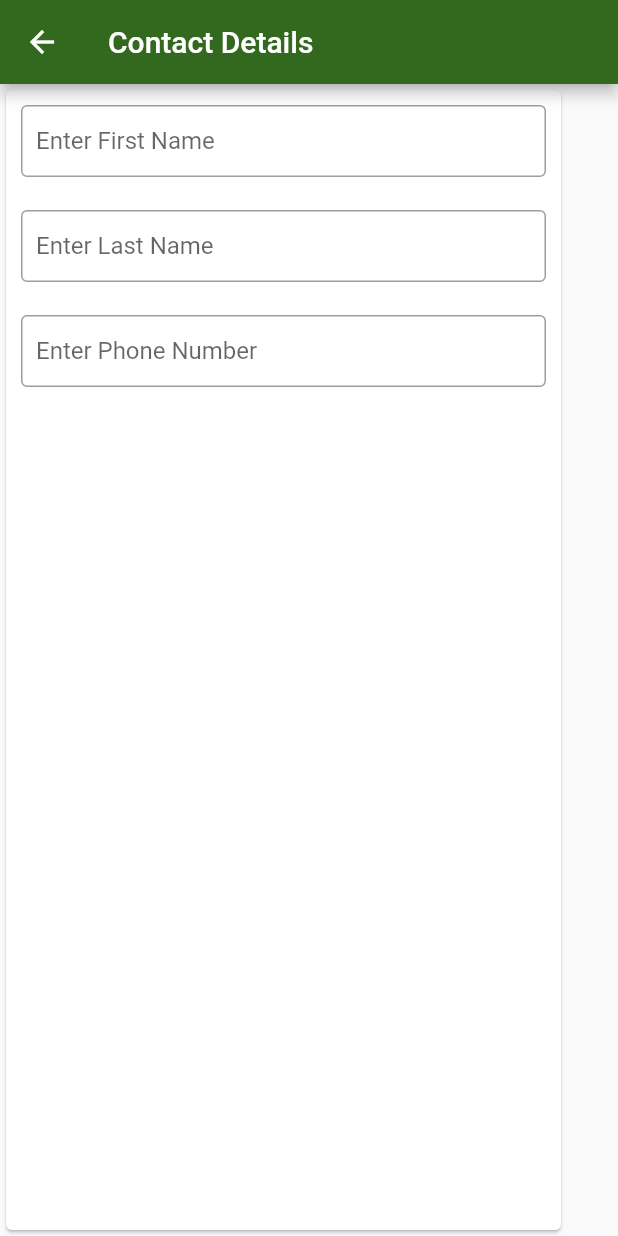
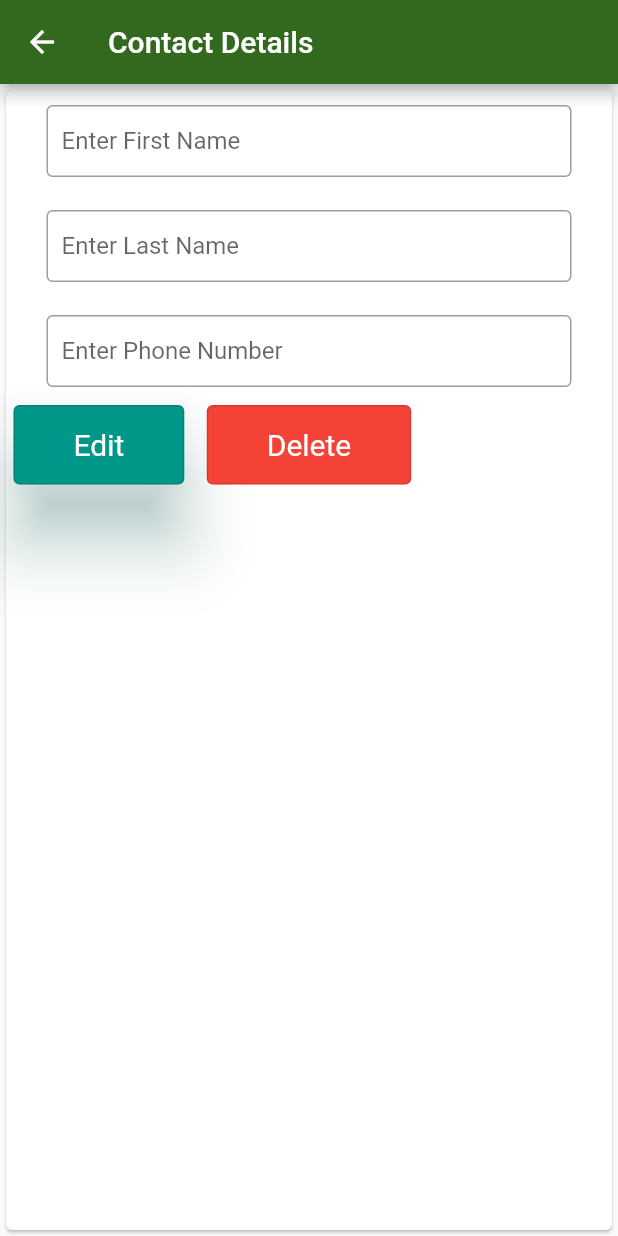
Before and after one commit to rahulh25/FlutterContactsApp, a Flutter app: the ShowContactDetailsDialog screen opened directly with empty values, on a phone screen of 412 x 824 dp. Run offline on Flutter 3.47's test engine with Material 2 defaults, Android fonts, the light colour scheme and no system bars.

Commit message:
Adding popup for edit

```diff
--- a/lib/Widgets/contacts_home_widget/contacts_card_widget.dart
+++ b/lib/Widgets/contacts_home_widget/contacts_card_widget.dart
@@ -40,12 +40,12 @@ List<Widget> getList(BuildContext context) {
         elevation: 2,
         child: InkWell(
           splashColor: Colors.blue.withAlpha(30),
-          onTap: () {
+          onLongPress: () {
             Navigator.push(
               context,
               MaterialPageRoute(
-                builder: (context) => ShowContactDetailsDialog(
-                    contactDetails: contact, contactsList: contactList),
+                builder: (context) =>
+                    ShowContactDetailsDialog(contactDetails: contact),
               ),
             );
           },
--- a/lib/Widgets/show_contact_details/padded_text_fields_widget.dart
+++ b/lib/Widgets/show_contact_details/padded_text_fields_widget.dart
@@ -2,11 +2,14 @@ import 'package:flutter/material.dart';
 
 class PaddedTextFieldWidgets extends StatefulWidget {
   const PaddedTextFieldWidgets(
-      {Key? key, required this.hintText, required this.labeltext,required this.textFieldContent})
+      {Key? key,
+      required this.hintText,
+      required this.labeltext,
+      required this.textEditingController})
       : super(key: key);
   final String hintText;
   final String labeltext;
-  final String textFieldContent;
+  final TextEditingController textEditingController;
   @override
   State<StatefulWidget> createState() {
     return PaddedTextFieldWidgetsState();
@@ -22,11 +25,11 @@ class PaddedTextFieldWidgetsState extends State<PaddedTextFieldWidgets> {
         width: 350,
         height: 50,
         child: TextField(
-          controller:
-              TextEditingController(text: widget.textFieldContent),
+          controller: widget.textEditingController,
+          autocorrect: true,
           decoration: InputDecoration(
               hintText: widget.hintText,
-              contentPadding:const EdgeInsets.all(10.0),
+              contentPadding: const EdgeInsets.all(10.0),
               border: const OutlineInputBorder(),
               labelText: widget.labeltext),
         ),
--- a/lib/Widgets/show_contact_details/show_contact_details_widget.dart
+++ b/lib/Widgets/show_contact_details/show_contact_details_widget.dart
@@ -1,13 +1,12 @@
 import 'package:flutter/material.dart';
+import 'package:fluttercontactsapp/Widgets/popup_widget/confirm_dialog_widget.dart';
 import 'package:fluttercontactsapp/Widgets/show_contact_details/padded_text_fields_widget.dart';
 import 'package:fluttercontactsapp/model/contact_details_model.dart';
 
 class ShowContactDetailsDialog extends StatefulWidget {
-  const ShowContactDetailsDialog(
-      {Key? key, required this.contactDetails, required this.contactsList})
+  const ShowContactDetailsDialog({Key? key, required this.contactDetails})
       : super(key: key);
   final ContactDetailsModel contactDetails;
-  final List<ContactDetailsModel> contactsList;
   @override
   State<StatefulWidget> createState() {
     return ShowContactDetailsDialogState();
@@ -15,6 +14,19 @@ class ShowContactDetailsDialog extends StatefulWidget {
 }
 
 class ShowContactDetailsDialogState extends State<ShowContactDetailsDialog> {
+  TextEditingController firstNameFieldController = TextEditingController();
+  TextEditingController lastNameFieldController = TextEditingController();
+  TextEditingController phoneNumberFieldController = TextEditingController();
+  @override
+  void initState() {
+    firstNameFieldController =
+        TextEditingController(text: widget.contactDetails.firstName);
+    lastNameFieldController =
+        TextEditingController(text: widget.contactDetails.lastName);
+    phoneNumberFieldController =
+        TextEditingController(text: widget.contactDetails.phoneNumber);
+  }
+
   @override
   Widget build(BuildContext context) {
     return Scaffold(
@@ -28,15 +40,56 @@ class ShowContactDetailsDialogState extends State<ShowContactDetailsDialog> {
               PaddedTextFieldWidgets(
                   hintText: 'First Name',
                   labeltext: 'Enter First Name',
-                  textFieldContent: widget.contactDetails.firstName),
+                  textEditingController: firstNameFieldController),
               PaddedTextFieldWidgets(
                   hintText: 'Last Name',
                   labeltext: 'Enter Last Name',
-                  textFieldContent: widget.contactDetails.lastName),
+                  textEditingController: lastNameFieldController),
               PaddedTextFieldWidgets(
                   hintText: 'Phone Number',
                   labeltext: 'Enter Phone Number',
-                  textFieldContent: widget.contactDetails.phoneNumber)
+                  textEditingController: phoneNumberFieldController),
+              Row(
+                children: [
+                  Padding(
+                    padding: const EdgeInsets.only(left: 5),
+                    child: OutlinedButton(
+                      style: OutlinedButton.styleFrom(
+                        shadowColor: Colors.teal[200],
+                        elevation: 20,
+                        minimumSize: const Size(100, 50),
+                        textStyle: const TextStyle(fontSize: 20),
+                        backgroundColor: Colors.teal,
+                        primary: Colors.white,
+                        padding: const EdgeInsets.only(
+                            left: 40, right: 40, top: 15, bottom: 15),
+                      ),
+                      onPressed: () => ConfirmDialogBoxWidget(
+                          id: widget.contactDetails.id,
+                          firstname: firstNameFieldController.text,
+                          lastname: lastNameFieldController.text,
+                          phoneNumber: phoneNumberFieldController.text),
+                      child: const Text('Edit'),
+                    ),
+                  ),
+                  Padding(
+                    padding: const EdgeInsets.only(left: 15),
+                    child: OutlinedButton(
+                      style: OutlinedButton.styleFrom(
+                        shadowColor: Colors.red[200],
+                        minimumSize: const Size(100, 50),
+                        textStyle: const TextStyle(fontSize: 20),
+                        primary: Colors.white,
+                        backgroundColor: Colors.red,
+                        padding: const EdgeInsets.only(
+                            left: 40, right: 40, top: 15, bottom: 15),
+                      ),
+                      onPressed: () {},
+                      child: const Text('Delete'),
+                    ),
+                  )
+                ],
+              )
             ],
           ),
         ));
--- a/lib/model/contact_details_model.dart
+++ b/lib/model/contact_details_model.dart
@@ -3,8 +3,6 @@ class ContactDetailsModel {
   String firstName;
   String lastName;
   String phoneNumber;
-  String email;
 
-  ContactDetailsModel(
-      this.id, this.firstName, this.lastName, this.phoneNumber, this.email);
+  ContactDetailsModel(this.id, this.firstName, this.lastName, this.phoneNumber);
 }
```
Also changed, not shown: lib/Widgets/popup_widget/confirm_dialog_widget.dart (added, +44 -0 lines), lib/services/contact_services.dart (+20 -13 lines).
